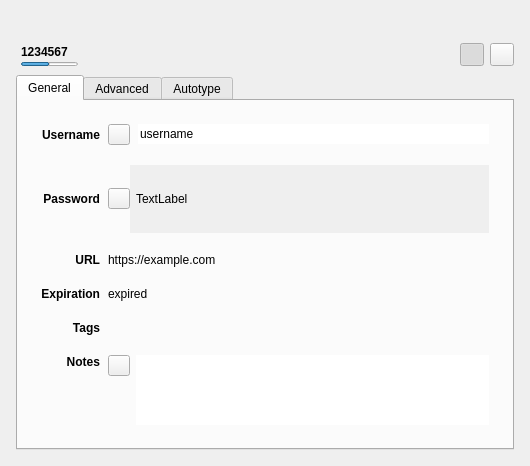
Above: src/gui/EntryPreviewWidget.ui from xanaxpoker/keystone before the change. Below: the same form after it.
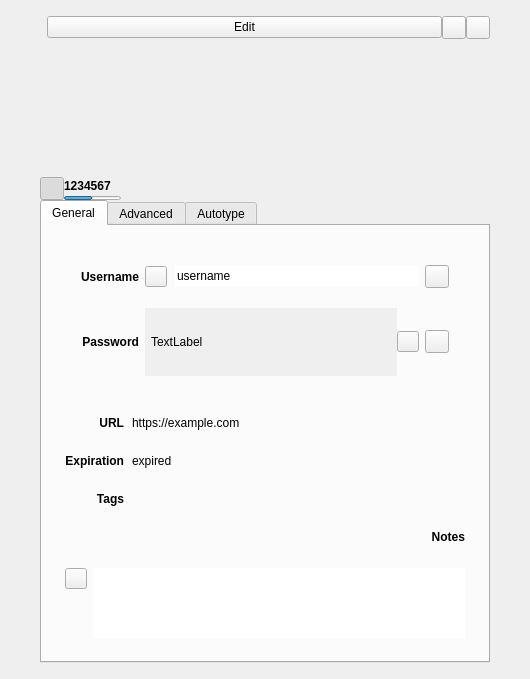
That is the form after the change. Custom widgets are drawn as their Qt base class.

Diff of the .ui file:
```diff
--- a/src/gui/EntryPreviewWidget.ui
+++ b/src/gui/EntryPreviewWidget.ui
@@ -14,15 +14,9 @@
    <property name="spacing">
     <number>0</number>
    </property>
-   <property name="leftMargin">
-    <number>16</number>
-   </property>
    <property name="topMargin">
     <number>16</number>
    </property>
-   <property name="rightMargin">
-    <number>16</number>
-   </property>
    <property name="bottomMargin">
     <number>16</number>
    </property>
@@ -32,7 +26,7 @@
       <number>0</number>
      </property>
      <widget class="QWidget" name="pageEntry">
-      <layout class="QVBoxLayout" name="verticalLayout_3">
+      <layout class="QVBoxLayout" name="keystoneDetailLayout">
        <property name="leftMargin">
         <number>0</number>
        </property>
@@ -45,25 +39,60 @@
        <property name="bottomMargin">
         <number>0</number>
        </property>
-       <item>
-        <layout class="QVBoxLayout" name="entryHorizontalLayout">
-         <property name="sizeConstraint">
-          <enum>QLayout::SetDefaultConstraint</enum>
-         </property>
-         <property name="leftMargin">
-          <number>5</number>
-         </property>
-         <property name="topMargin">
-          <number>3</number>
-         </property>
-         <property name="bottomMargin">
-          <number>3</number>
-         </property>
-         <item>
-          <layout class="QHBoxLayout" name="horizontalLayout">
            <property name="spacing">
-            <number>12</number>
-           </property>
+        <number>0</number>
+       </property>
+       <item>
+        <layout class="QHBoxLayout" name="keystoneDetailActions">
+         <item>
+          <spacer name="keystoneActionSpace">
+           <property name="orientation">
+            <enum>Qt::Horizontal</enum>
+           </property>
+          </spacer>
+         </item>
+         <item>
+          <widget class="QPushButton" name="keystoneEdit">
+           <property name="text">
+            <string>Edit</string>
+           </property>
+          </widget>
+         </item>
+         <item>
+          <widget class="QToolButton" name="keystoneMore">
+           <property name="toolTip">
+            <string>More options</string>
+           </property>
+          </widget>
+         </item>
+         <item>
+          <widget class="QToolButton" name="entryCloseButton">
+           <property name="toolTip">
+            <string>Close</string>
+           </property>
+           <property name="text">
+            <string />
+           </property>
+          </widget>
+         </item>
+        </layout>
+       </item>
+       <item>
+        <spacer name="keystoneHeadingSpace">
+         <property name="orientation">
+          <enum>Qt::Vertical</enum>
+         </property>
+         <property name="sizeType">
+          <enum>QSizePolicy::Fixed</enum>
+         </property>
+         <property name="sizeHint">
+          <size>
+           <width>0</width>
+           <height>50</height>
+          </size>
+         </property>
+        </spacer>
+       </item>
            <item>
             <widget class="QLabel" name="entryIcon">
              <property name="sizePolicy">
@@ -81,6 +110,9 @@
              <property name="text">
               <string />
              </property>
+         <property name="alignment">
+          <set>Qt::AlignCenter</set>
+         </property>
             </widget>
            </item>
            <item>
@@ -105,12 +137,52 @@
              <property name="textInteractionFlags">
               <set>Qt::LinksAccessibleByMouse|Qt::TextSelectableByMouse</set>
              </property>
-            </widget>
-           </item>
-          </layout>
+         <property name="alignment">
+          <set>Qt::AlignCenter</set>
+         </property>
+        </widget>
+       </item>
+       <item>
+        <widget class="QLabel" name="keystoneDomain">
+         <property name="alignment">
+          <set>Qt::AlignCenter</set>
+         </property>
+        </widget>
          </item>
          <item>
-          <layout class="QHBoxLayout" name="keystoneDetailActions">
+        <spacer name="keystoneFieldsSpace">
+         <property name="orientation">
+          <enum>Qt::Vertical</enum>
+         </property>
+         <property name="sizeType">
+          <enum>QSizePolicy::Fixed</enum>
+         </property>
+         <property name="sizeHint">
+          <size>
+           <width>0</width>
+           <height>42</height>
+          </size>
+         </property>
+        </spacer>
+       </item>
+       <item>
+        <layout class="QHBoxLayout" name="keystoneTotpLayout">
+         <item>
+          <widget class="QToolButton" name="entryTotpButton">
+           <property name="toolTip">
+            <string>Display current TOTP value</string>
+           </property>
+           <property name="text">
+            <string />
+           </property>
+           <property name="checkable">
+            <bool>true</bool>
+           </property>
+           <property name="checked">
+            <bool>true</bool>
+           </property>
+          </widget>
+         </item>
            <item>
             <widget class="QWidget" name="entryTotp" native="true">
              <property name="minimumSize">
@@ -172,34 +244,6 @@
              </layout>
             </widget>
            </item>
-           <item>
-            <widget class="QToolButton" name="entryTotpButton">
-             <property name="toolTip">
-              <string>Display current TOTP value</string>
-             </property>
-             <property name="text">
-              <string />
-             </property>
-             <property name="checkable">
-              <bool>true</bool>
-             </property>
-             <property name="checked">
-              <bool>true</bool>
-             </property>
-            </widget>
-           </item>
-           <item>
-            <widget class="QToolButton" name="entryCloseButton">
-             <property name="toolTip">
-              <string>Close</string>
-             </property>
-             <property name="text">
-              <string />
-             </property>
-            </widget>
-           </item>
-          </layout>
-         </item>
         </layout>
        </item>
        <item>
@@ -239,27 +283,127 @@
               <property name="horizontalSpacing">
                <number>8</number>
               </property>
+              <item row="0" column="0" colspan="2">
+               <widget class="QWidget" name="keystoneCredentialFields">
+                <layout class="QGridLayout" name="keystoneCredentialLayout">
+                 <property name="leftMargin">
+                  <number>16</number>
+                 </property>
+                 <property name="topMargin">
+                  <number>16</number>
+                 </property>
+                 <property name="rightMargin">
+                  <number>16</number>
+                 </property>
+                 <property name="bottomMargin">
+                  <number>16</number>
+                 </property>
               <property name="verticalSpacing">
                <number>20</number>
               </property>
+                 <item row="0" column="0">
+                  <widget class="QLabel" name="entryUsernameTitleLabel">
+                   <property name="sizePolicy">
+                    <sizepolicy hsizetype="Minimum" vsizetype="Preferred">
+                     <horstretch>0</horstretch>
+                     <verstretch>0</verstretch>
+                    </sizepolicy>
+                   </property>
+                   <property name="font">
+                    <font>
+                     <weight>75</weight>
+                     <bold>true</bold>
+                    </font>
+                   </property>
+                   <property name="layoutDirection">
+                    <enum>Qt::LeftToRight</enum>
+                   </property>
+                   <property name="text">
+                    <string>Username</string>
+                   </property>
+                   <property name="alignment">
+                    <set>Qt::AlignRight|Qt::AlignTrailing|Qt::AlignVCenter</set>
+                   </property>
+                  </widget>
+                 </item>
+                 <item row="0" column="1">
+                  <layout class="QHBoxLayout" name="horizontalLayout_6">
+                   <property name="spacing">
+                    <number>8</number>
+                   </property>
+                   <item>
+                    <widget class="QToolButton" name="toggleUsernameButton">
+                     <property name="text">
+                      <string />
+                     </property>
+                     <property name="iconSize">
+                      <size>
+                       <width>14</width>
+                       <height>14</height>
+                      </size>
+                     </property>
+                     <property name="checkable">
+                      <bool>true</bool>
+                     </property>
+                    </widget>
+                   </item>
+                   <item>
+                    <widget class="QLineEdit" name="entryUsernameLabel">
+                     <property name="minimumSize">
+                      <size>
+                       <width>150</width>
+                       <height>0</height>
+                      </size>
+                     </property>
+                     <property name="focusPolicy">
+                      <enum>Qt::ClickFocus</enum>
+                     </property>
+                     <property name="text">
+                      <string notr="true">username</string>
+                     </property>
+                     <property name="frame">
+                      <bool>false</bool>
+                     </property>
+                     <property name="cursorPosition">
+                      <number>8</number>
+                     </property>
+                     <property name="dragEnabled">
+                      <bool>true</bool>
+                     </property>
+                     <property name="readOnly">
+                      <bool>true</bool>
+                     </property>
+                     <property name="blendIn" stdset="0">
+                      <bool>true</bool>
+                     </property>
+                    </widget>
+                   </item>
+                  </layout>
+                 </item>
+                 <item row="1" column="0">
+                  <widget class="QLabel" name="entryPasswordTitleLabel">
+                   <property name="sizePolicy">
+                    <sizepolicy hsizetype="Minimum" vsizetype="Preferred">
+                     <horstretch>0</horstretch>
+                     <verstretch>0</verstretch>
+                    </sizepolicy>
+                   </property>
+                   <property name="font">
+                    <font>
+                     <weight>75</weight>
+                     <bold>true</bold>
+                    </font>
+                   </property>
+                   <property name="text">
+                    <string>Password</string>
+                   </property>
+                   <property name="alignment">
+                    <set>Qt::AlignRight|Qt::AlignTrailing|Qt::AlignVCenter</set>
+                   </property>
+                  </widget>
+                 </item>
               <item row="1" column="1">
                <layout class="QHBoxLayout" name="horizontalLayout_7">
-                <item>
-                 <widget class="QToolButton" name="togglePasswordButton">
-                  <property name="text">
-                   <string notr="true" />
-                  </property>
-                  <property name="iconSize">
-                   <size>
-                    <width>14</width>
-                    <height>14</height>
-                   </size>
-                  </property>
-                  <property name="checkable">
-                   <bool>true</bool>
-                  </property>
-                 </widget>
-                </item>
                 <item>
                  <widget class="QScrollArea" name="passwordScrollArea">
                   <property name="frameShape">
@@ -319,7 +463,40 @@
                   </widget>
                  </widget>
                 </item>
-               </layout>
+                   <item>
+                    <widget class="QToolButton" name="togglePasswordButton">
+                     <property name="text">
+                      <string notr="true" />
+                     </property>
+                     <property name="iconSize">
+                      <size>
+                       <width>14</width>
+                       <height>14</height>
+                      </size>
+                     </property>
+                     <property name="checkable">
+                      <bool>true</bool>
+                     </property>
+                    </widget>
+                   </item>
+                  </layout>
+                 </item>
+                 <item row="0" column="2">
+                  <widget class="QToolButton" name="keystoneCopyUsername">
+                   <property name="toolTip">
+                    <string>Copy username</string>
+                   </property>
+                  </widget>
+                 </item>
+                 <item row="1" column="2">
+                  <widget class="QToolButton" name="keystoneCopyPassword">
+                   <property name="toolTip">
+                    <string>Copy password</string>
+                   </property>
+                  </widget>
+                 </item>
+                </layout>
+               </widget>
               </item>
               <item row="2" column="1">
                <widget class="ElidedLabel" name="entryUrlLabel">
@@ -355,32 +532,7 @@
                 </property>
                </widget>
               </item>
-              <item row="0" column="0">
-               <widget class="QLabel" name="entryUsernameTitleLabel">
-                <property name="sizePolicy">
-                 <sizepolicy hsizetype="Minimum" vsizetype="Preferred">
-                  <horstretch>0</horstretch>
-                  <verstretch>0</verstretch>
-                 </sizepolicy>
-                </property>
-                <property name="font">
-                 <font>
-                  <weight>75</weight>
-                  <bold>true</bold>
-                 </font>
-                </property>
-                <property name="layoutDirection">
-                 <enum>Qt::LeftToRight</enum>
-                </property>
-                <property name="text">
-                 <string>Username</string>
-                </property>
-                <property name="alignment">
-                 <set>Qt::AlignRight|Qt::AlignTrailing|Qt::AlignVCenter</set>
-                </property>
-               </widget>
-              </item>
-              <item row="5" column="1">
+              <item row="7" column="0" colspan="2">
                <layout class="QHBoxLayout" name="horizontalLayout_3" stretch="0,0">
                 <property name="spacing">
                  <number>6</number>
@@ -453,60 +605,6 @@
                 </property>
                </widget>
               </item>
-              <item row="0" column="1">
-               <layout class="QHBoxLayout" name="horizontalLayout_6">
-                <property name="spacing">
-                 <number>8</number>
-                </property>
-                <item>
-                 <widget class="QToolButton" name="toggleUsernameButton">
-                  <property name="text">
-                   <string />
-                  </property>
-                  <property name="iconSize">
-                   <size>
-                    <width>14</width>
-                    <height>14</height>
-                   </size>
-                  </property>
-                  <property name="checkable">
-                   <bool>true</bool>
-                  </property>
-                 </widget>
-                </item>
-                <item>
-                 <widget class="QLineEdit" name="entryUsernameLabel">
-                  <property name="minimumSize">
-                   <size>
-                    <width>150</width>
-                    <height>0</height>
-                   </size>
-                  </property>
-                  <property name="focusPolicy">
-                   <enum>Qt::ClickFocus</enum>
-                  </property>
-                  <property name="text">
-                   <string notr="true">username</string>
-                  </property>
-                  <property name="frame">
-                   <bool>false</bool>
-                  </property>
-                  <property name="cursorPosition">
-                   <number>8</number>
-                  </property>
-                  <property name="dragEnabled">
-                   <bool>true</bool>
-                  </property>
-                  <property name="readOnly">
-                   <bool>true</bool>
-                  </property>
-                  <property name="blendIn" stdset="0">
-                   <bool>true</bool>
-                  </property>
-                 </widget>
-                </item>
-               </layout>
-              </item>
               <item row="4" column="1">
                <widget class="TagsEdit" name="entryTagsList" native="true">
                 <property name="focusPolicy">
@@ -545,29 +643,7 @@
                 </property>
                </widget>
               </item>
-              <item row="1" column="0">
-               <widget class="QLabel" name="entryPasswordTitleLabel">
-                <property name="sizePolicy">
-                 <sizepolicy hsizetype="Minimum" vsizetype="Preferred">
-                  <horstretch>0</horstretch>
-                  <verstretch>0</verstretch>
-                 </sizepolicy>
-                </property>
-                <property name="font">
-                 <font>
-                  <weight>75</weight>
-                  <bold>true</bold>
-                 </font>
-                </property>
-                <property name="text">
-                 <string>Password</string>
-                </property>
-                <property name="alignment">
-                 <set>Qt::AlignRight|Qt::AlignTrailing|Qt::AlignVCenter</set>
-                </property>
-               </widget>
-              </item>
-              <item row="5" column="0">
+              <item row="6" column="0" colspan="2">
                <widget class="QLabel" name="entryNotesTitleLabel">
                 <property name="sizePolicy">
                  <sizepolicy hsizetype="Minimum" vsizetype="Preferred">
@@ -633,6 +709,9 @@
                 </property>
                </widget>
               </item>
+              <property name="verticalSpacing">
+               <number>24</number>
+              </property>
              </layout>
              <property name="sizePolicy">
               <sizepolicy hsizetype="Expanding" vsizetype="Maximum">
@@ -1234,6 +1313,12 @@
      </widget>
     </widget>
    </item>
+   <property name="leftMargin">
+    <number>40</number>
+   </property>
+   <property name="rightMargin">
+    <number>40</number>
+   </property>
   </layout>
   <action name="searchIcon">
    <property name="text">
```
Lines whose indentation alone changed are shown as unchanged.
